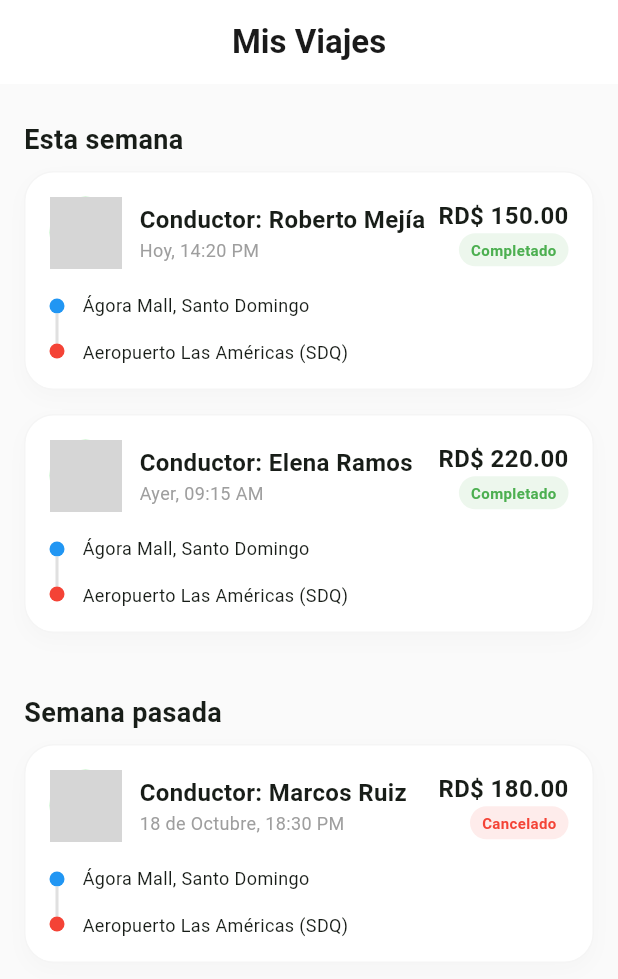
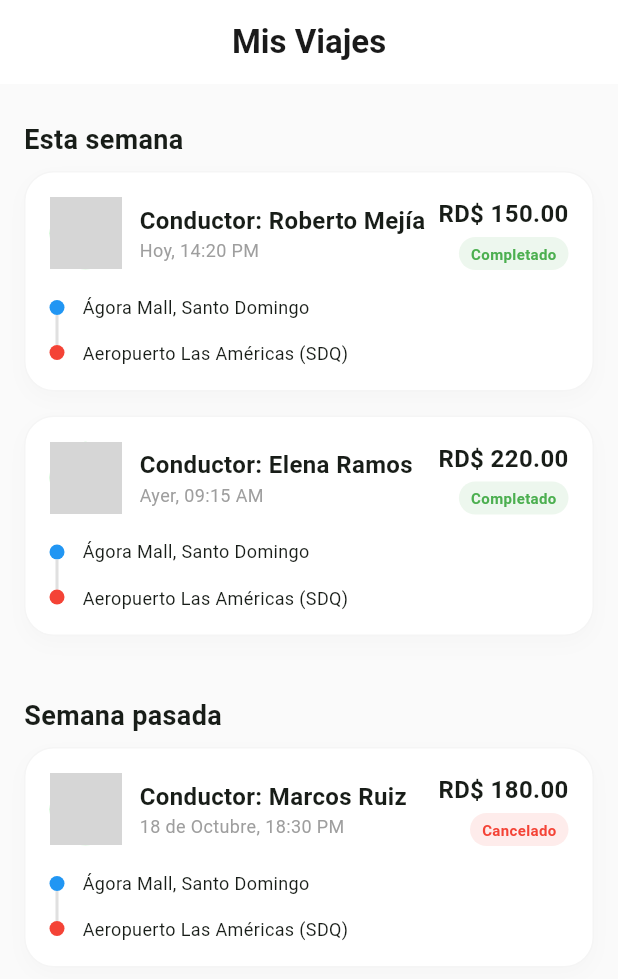
Before and after one commit to XavielT/Good-drive, a Flutter app: the TripsScreen screen opened directly with empty values, on a phone screen of 412 x 824 dp. Shown: the top 979 px of the screen. Run offline on Flutter 3.47's test engine with Material 3 defaults, Android fonts, the phone set to English and light mode, and no system bars; our stand-ins replace flutter_map, latlong2, shared_preferences; accounts and stored records are empty; network calls fail; grey boxes are pictures that could not be loaded.

Commit message:
BugFix: features bugs with trips screen, wallet screen and profile screen

```diff
--- a/lib/features/profile/presentation/profile_screen.dart
+++ b/lib/features/profile/presentation/profile_screen.dart
@@ -1,6 +1,4 @@
 import 'package:flutter/material.dart';
-import 'package:shared_preferences/shared_preferences.dart';
-import '../../../core/presentation/app_wrapper.dart';
 
 import 'driver_registration_screen.dart';
 
--- a/lib/features/trips/presentation/active_trip_screen.dart
+++ b/lib/features/trips/presentation/active_trip_screen.dart
@@ -47,7 +47,7 @@ class ActiveTripScreen extends StatelessWidget {
                         color: Colors.green,
                         shape: BoxShape.circle,
                         border: Border.all(color: Colors.white, width: 3),
-                        boxShadow: [BoxShadow(color: Colors.green.withOpacity(0.5), blurRadius: 10, spreadRadius: 5)],
+                        boxShadow: [BoxShadow(color: Colors.green.withValues(alpha: 0.5), blurRadius: 10, spreadRadius: 5)],
                       ),
                     ),
                   ),
@@ -78,7 +78,7 @@ class ActiveTripScreen extends StatelessWidget {
                     child: Container(
                       padding: const EdgeInsets.symmetric(horizontal: 20, vertical: 16),
                       decoration: BoxDecoration(
-                        color: Colors.white.withOpacity(0.95),
+                        color: Colors.white.withValues(alpha: 0.95),
                         borderRadius: BorderRadius.circular(20),
                         boxShadow: const [BoxShadow(color: Colors.black12, blurRadius: 10)],
                       ),
@@ -138,7 +138,7 @@ class ActiveTripScreen extends StatelessWidget {
               decoration: BoxDecoration(
                 color: Colors.white,
                 borderRadius: const BorderRadius.vertical(top: Radius.circular(30)),
-                boxShadow: [BoxShadow(color: Colors.black.withOpacity(0.1), blurRadius: 20, offset: const Offset(0, -5))],
+                boxShadow: [BoxShadow(color: Colors.black.withValues(alpha: 0.1), blurRadius: 20, offset: const Offset(0, -5))],
               ),
               child: Column(
                 mainAxisSize: MainAxisSize.min,
--- a/lib/features/trips/presentation/trips_screen.dart
+++ b/lib/features/trips/presentation/trips_screen.dart
@@ -66,7 +66,7 @@ class TripsScreen extends StatelessWidget {
         color: Colors.white,
         borderRadius: BorderRadius.circular(20),
         boxShadow: [
-          BoxShadow(color: Colors.grey.withOpacity(0.05), blurRadius: 10, offset: const Offset(0, 5)),
+          BoxShadow(color: Colors.grey.withValues(alpha: 0.05), blurRadius: 10, offset: const Offset(0, 5)),
         ],
         border: Border.all(color: Colors.grey.shade100),
       ),
@@ -90,10 +90,10 @@ class TripsScreen extends StatelessWidget {
                 children: [
                   Text(price, style: const TextStyle(fontWeight: FontWeight.bold, fontSize: 16)),
                   Container(
-                    margin: const EdgeInsets.top(4),
+                    margin: const EdgeInsets.only(top: 4),
                     padding: const EdgeInsets.symmetric(horizontal: 8, vertical: 4),
                     decoration: BoxDecoration(
-                      color: statusColor.withOpacity(0.1),
+                      color: statusColor.withValues(alpha: 0.1),
                       borderRadius: BorderRadius.circular(12),
                     ),
                     child: Text(status, style: TextStyle(color: statusColor, fontSize: 10, fontWeight: FontWeight.bold)),
```
Also changed, not shown: lib/features/wallet/presentation/wallet_screen.dart (+5 -5 lines).
